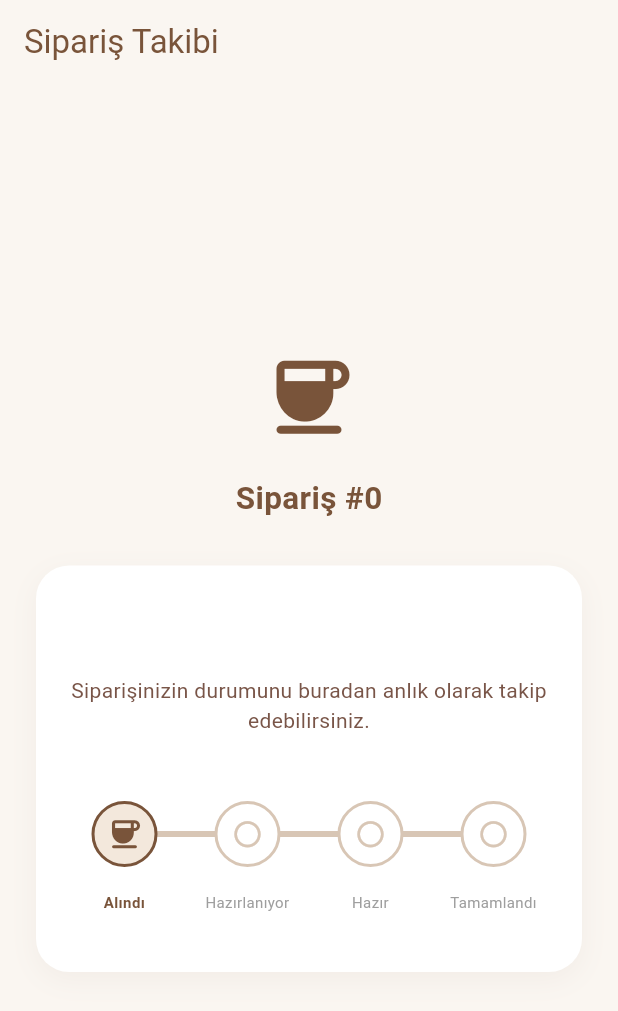
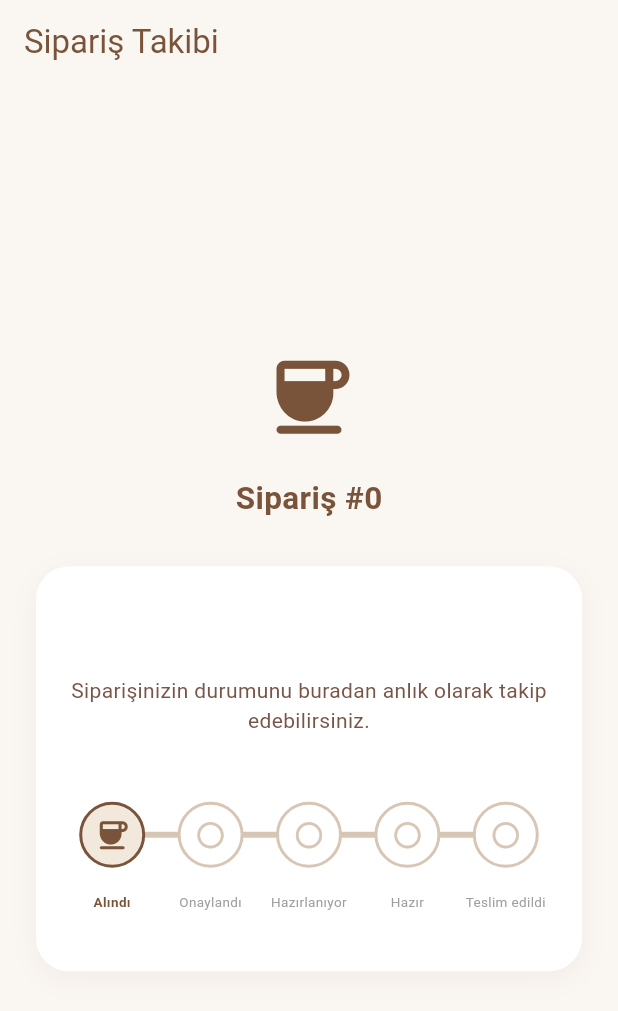
Before and after one commit to BeyzaBektas25/CupClub, a Flutter app: the OrderTrackingScreen screen opened directly with empty values, on a phone screen of 412 x 824 dp. Shown: the top 1011 px of the screen. Run offline on Flutter 3.47's test engine with Material 3 defaults, Android fonts, the phone set to English and light mode, and no system bars; our stand-ins replace flutter_secure_storage, socket_io_client; accounts and stored records are empty; network calls fail.

Commit message:
hata düzeltmesi

```diff
--- a/apps/mobile/lib/screens/order_tracking_screen.dart
+++ b/apps/mobile/lib/screens/order_tracking_screen.dart
@@ -21,13 +21,28 @@ class _OrderTrackingScreenState extends State<OrderTrackingScreen> {
 
   late String _status;
 
-  final List<String> _steps = ['Pending', 'Preparing', 'Ready', 'Completed'];
+  final List<String> _steps = [
+    'Pending',
+    'Accepted',
+    'Preparing',
+    'Ready',
+    'Delivered',
+  ];
+
+  final List<String> _stepLabels = [
+    'Alındı',
+    'Onaylandı',
+    'Hazırlanıyor',
+    'Hazır',
+    'Teslim edildi',
+  ];
 
   final Map<String, String> _statusLabels = {
     'Pending': 'Sipariş alındı',
-    'Preparing': 'Hazırlanıyor',
+    'Accepted': 'Siparişiniz onaylandı',
+    'Preparing': 'Siparişiniz hazırlanıyor',
     'Ready': 'Siparişiniz hazır!',
-    'Completed': 'Sipariş tamamlandı',
+    'Delivered': 'Siparişiniz teslim edildi',
     'Cancelled': 'Sipariş iptal edildi',
   };
 
@@ -82,6 +97,7 @@ class _OrderTrackingScreenState extends State<OrderTrackingScreen> {
           child: Column(
             children: [
               const Icon(Icons.coffee_rounded, size: 65, color: coffeeBrown),
+
               const SizedBox(height: 20),
 
               Text(
@@ -163,7 +179,7 @@ class _OrderTrackingScreenState extends State<OrderTrackingScreen> {
         LayoutBuilder(
           builder: (context, constraints) {
             final width = constraints.maxWidth;
-            final itemWidth = width / 4;
+            final itemWidth = width / _steps.length;
 
             return SizedBox(
               height: 48,
@@ -175,7 +191,7 @@ class _OrderTrackingScreenState extends State<OrderTrackingScreen> {
                     right: itemWidth / 2,
                     top: 22,
                     child: Row(
-                      children: List.generate(3, (index) {
+                      children: List.generate(_steps.length - 1, (index) {
                         return Expanded(
                           child: Container(
                             height: 4,
@@ -193,7 +209,7 @@ class _OrderTrackingScreenState extends State<OrderTrackingScreen> {
                   ),
 
                   Row(
-                    children: List.generate(4, (index) {
+                    children: List.generate(_steps.length, (index) {
                       final isCompleted = index < _currentStep;
                       final isActive = index == _currentStep;
 
@@ -240,17 +256,20 @@ class _OrderTrackingScreenState extends State<OrderTrackingScreen> {
         const SizedBox(height: 14),
 
         Row(
-          children: List.generate(4, (index) {
+          children: List.generate(_stepLabels.length, (index) {
             final isReached = index <= _currentStep;
 
             return Expanded(
-              child: Text(
-                ['Alındı', 'Hazırlanıyor', 'Hazır', 'Tamamlandı'][index],
-                textAlign: TextAlign.center,
-                style: TextStyle(
-                  fontSize: 10,
-                  fontWeight: isReached ? FontWeight.bold : FontWeight.normal,
-                  color: isReached ? coffeeBrown : Colors.grey,
+              child: Padding(
+                padding: const EdgeInsets.symmetric(horizontal: 1),
+                child: Text(
+                  _stepLabels[index],
+                  textAlign: TextAlign.center,
+                  style: TextStyle(
+                    fontSize: 9,
+                    fontWeight: isReached ? FontWeight.bold : FontWeight.normal,
+                    color: isReached ? coffeeBrown : Colors.grey,
+                  ),
                 ),
               ),
             );
```
Also changed, not shown: 1 other file.
